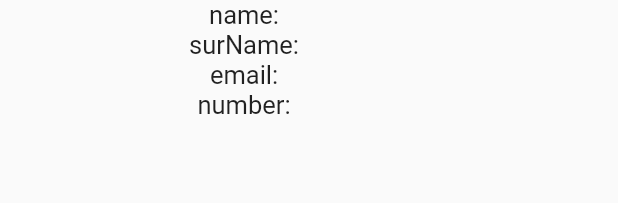
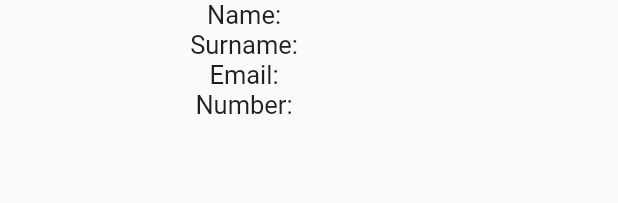
Before and after one commit to onurgurell/bk_app, a Flutter app: the CustomTextArea widget shown alone on an empty page, opened directly with empty values, on a phone screen of 412 x 824 dp. Shown: the top 203 px of the screen. Run offline on Flutter 3.47's test engine with Material 2 defaults, Android fonts, the phone set to English and light mode, and no system bars; network calls fail.

Commit message:
app finish

```diff
--- a/lib/core/helper/text_helper.dart
+++ b/lib/core/utils/constants/app_strings_constans.dart
@@ -1,4 +1,9 @@
-abstract class StringConstant {
+class AppStringConstants {
+  static const String name = 'Name';
+  static const String surName = 'Surname';
+  static const String email = 'Email';
+  static const String number = 'Number';
+  static const String error = 'Error';
   static const detailButton = 'More Detail';
   static const userDetailInfo =
       'Lorem Ipsum is simply dummy text of the printing and typesetting industry. Lorem Ipsum has been the industry s standard dummy text ever since the 1500s, when an unknown printer took a galley of type and scrambled it to make a type specimen book. It has survived not only five centuries, but also the leap into electronic typesetting, remaining essentially unchanged. It was popularised in the 1960s with the release of Letraset sheets containing Lorem Ipsum passages, and more recently with desktop publishing software like Aldus PageMaker including versions of Lorem Ipsum.';
--- a/lib/feature/screen/home_page/view_model/home_view_model.dart
+++ b/lib/feature/screen/home_page/view_model/home_view_model.dart
@@ -3,20 +3,31 @@ import 'package:flutter/material.dart';
 
 import '../../../../core/model/user_model.dart';
 
+enum UserDataEnum { Loading, Error, Idle }
+
 class HomeViewModel extends ChangeNotifier {
+  HomeViewModel() {
+    getUserData();
+  }
+
   final UserService _userService = UserService();
 
-  List<UserModel> _user = [];
-  List<UserModel> get user => _user;
+  List<UserModel> _users = [];
+  List<UserModel> get users => _users;
 
-  var _loading = false;
-  bool get loading => _loading;
+  UserDataEnum userDataEnum = UserDataEnum.Idle;
 
   getUserData() async {
-    _loading = true;
+    userDataEnum = UserDataEnum.Loading;
     notifyListeners();
-    _user = await _userService.getUsers();
-    _loading = false;
-    notifyListeners();
+    try {
+      _users = await _userService.getUsers();
+      userDataEnum = UserDataEnum.Idle;
+      notifyListeners();
+    } catch (e) {
+      userDataEnum = UserDataEnum.Error;
+      notifyListeners();
+      print("HomeViewModel/getUserData $e");
+    }
   }
 }
--- a/lib/feature/screen/home_page/widgets/detail_button.dart
+++ b/lib/feature/screen/home_page/widgets/detail_button.dart
@@ -1,7 +1,7 @@
 import 'package:flutter/material.dart';
 
-import '../../../../core/helper/text_helper.dart';
 import '../../../../core/model/user_model.dart';
+import '../../../../core/utils/constants/app_strings_constans.dart';
 import '../../detail_page/view/detail_page_view.dart';
 
 class DetailButton extends StatelessWidget {
@@ -22,5 +22,5 @@ class DetailButton extends StatelessWidget {
     );
   }
 
-  Text _buttonName() => const Text(StringConstant.detailButton);
+  Text _buttonName() => const Text(AppStringConstants.detailButton);
 }
--- a/lib/main.dart
+++ b/lib/main.dart
@@ -1,4 +1,3 @@
-import 'package:bk_app/core/model/user_model.dart';
 import 'package:bk_app/feature/screen/home_page/view_model/home_view_model.dart';
 import 'package:flutter/material.dart';
 import 'package:provider/provider.dart';
@@ -19,9 +18,9 @@ class MyApp extends StatelessWidget {
       create: (context) => HomeViewModel(),
       child: MaterialApp(
         debugShowCheckedModeBanner: false,
-        title: 'Flutter Demo',
+        title: 'BKMobile',
         theme: ThemeData(
-          primarySwatch: Colors.red,
+          primarySwatch: Colors.blue,
         ),
         home: const HomePageView(),
       ),
--- a/lib/product/widgets/custom_text_area.dart
+++ b/lib/product/widgets/custom_text_area.dart
@@ -1,4 +1,6 @@
 import 'package:flutter/material.dart';
+
+import '../../core/utils/constants/app_strings_constans.dart';
 
 class CustomTextArea extends StatelessWidget {
   final String name;
@@ -15,28 +17,23 @@ class CustomTextArea extends StatelessWidget {
 
   @override
   Widget build(BuildContext context) {
-    return Container(
+    return SizedBox(
       width: MediaQuery.of(context).size.width * .8,
       child: Column(
         children: [
-          Text(
-            'name: $name',
-            style: TextStyle(fontSize: 17),
-          ),
-          Text(
-            'surName: $surName',
-            style: TextStyle(fontSize: 17),
-          ),
-          Text(
-            'email: $email',
-            style: TextStyle(fontSize: 17),
-          ),
-          Text(
-            'number: $number',
-            style: TextStyle(fontSize: 17),
-          ),
+          getText(AppStringConstants.name, name),
+          getText(AppStringConstants.surName, surName),
+          getText(AppStringConstants.email, email),
+          getText(AppStringConstants.number, number),
         ],
       ),
     );
   }
+
+  Widget getText(String title, String val) {
+    return Text(
+      '$title: $val',
+      style: const TextStyle(fontSize: 17),
+    );
+  }
 }
```
Also changed, not shown: lib/feature/screen/detail_page/view/detail_page_view.dart (+5 -4 lines), lib/feature/screen/home_page/view/custom_user_list_widget.dart (added, +24 -0 lines), lib/feature/screen/home_page/view/home_view.dart (+3 -7 lines), lib/feature/screen/home_page/view/user_info_card.dart (added, +34 -0 lines), lib/feature/screen/home_page/widgets/custom_user_card.dart (added, +62 -0 lines), lib/feature/screen/home_page/widgets/loading_widget.dart (added, +13 -0 lines), lib/feature/screen/home_page/widgets/user_info_card.dart (deleted, +0 -105 lines).
